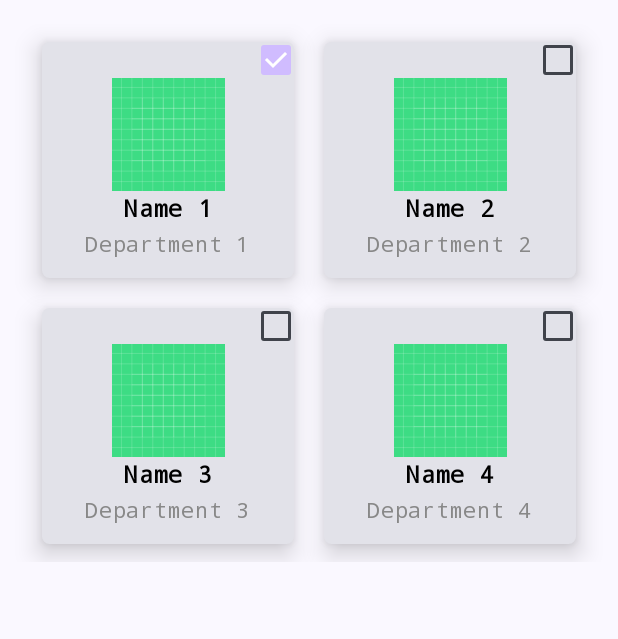
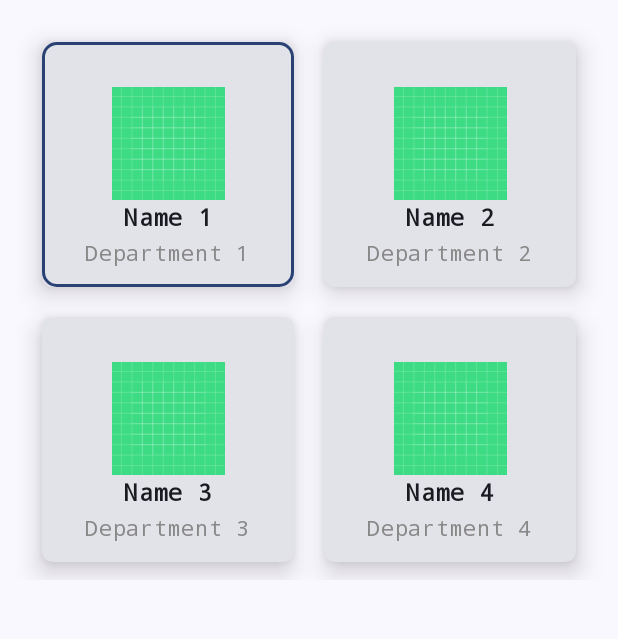
Before and after one commit to mega105/Warung-Bapak-Pagi, an Android app built with Jetpack Compose: the screen it shows after launch (MainActivity), after a tap on an icon or button, on a phone screen of 412 x 824 dp, the part 96-735 px from its top. Run offline under Robolectric (Android 15) with nearby library versions, the phone set to English and light mode, and no system bars.

Commit message:
Menambahkan kondisi untuk menampilkan border

```diff
--- a/app/src/main/java/org/d3if0037/warungbapakpagi/ui/screen/MainScreen.kt
+++ b/app/src/main/java/org/d3if0037/warungbapakpagi/ui/screen/MainScreen.kt
@@ -2,6 +2,7 @@ package org.d3if0037.warungbapakpagi.ui.screen
 
 import android.content.res.Configuration
 import androidx.compose.foundation.Image
+import androidx.compose.foundation.border
 import androidx.compose.foundation.clickable
 import androidx.compose.foundation.layout.Arrangement
 import androidx.compose.foundation.layout.Column
@@ -28,7 +29,6 @@ import androidx.compose.runtime.Composable
 import androidx.compose.runtime.getValue
 import androidx.compose.runtime.mutableStateOf
 import androidx.compose.runtime.remember
-import androidx.compose.runtime.saveable.rememberSaveable
 import androidx.compose.runtime.setValue
 import androidx.compose.ui.Alignment
 import androidx.compose.ui.Modifier
@@ -79,18 +79,21 @@ fun ScreenContent(modifier: Modifier){
         ) {
             items(4) { index ->
                 var isChecked by remember { mutableStateOf(false) } // Buat mutable state untuk status checkbox
+                var isSelected by remember { mutableStateOf(false) } // Buat mutable state untuk status seleksi kartu
 
                 Card(
                     modifier = Modifier
                         .fillMaxWidth()
                         .padding(10.dp)
                         .clickable { // Tambahkan clickable modifier pada Card
-                            isChecked = !isChecked // Toggle status checkbox ketika Card diklik
-                        },
+                            isSelected = !isSelected // Toggle status seleksi ketika Card diklik
+                            isChecked = isSelected // Set status checkbox sesuai dengan status seleksi
+                        }
+                        .border(2.dp, if (isSelected) MaterialTheme.colorScheme.primary else Color.Transparent, shape = RoundedCornerShape(10.dp)), // Tambahkan border dengan kondisional berdasarkan status seleksi
                     elevation = CardDefaults.cardElevation(
                         defaultElevation = 10.dp
                     ),
-                    shape = RoundedCornerShape(5.dp)
+                    shape = RoundedCornerShape(7.dp)
                 ) {
                     Column {
                         Row(
@@ -98,11 +101,12 @@ fun ScreenContent(modifier: Modifier){
                             horizontalArrangement = Arrangement.End
                         ) {
                             Checkbox(
-                                modifier = Modifier
-                                    .size(24.dp),
                                 checked = isChecked, // Gunakan status yang diperbarui
                                 onCheckedChange = { isChecked = it }, // Perbarui status ketika checkbox diubah
-                                colors = CheckboxDefaults.colors(Purple80)
+                                colors = CheckboxDefaults.colors(Purple80),
+                                modifier = Modifier
+                                    .size(30.dp)
+                                    .alpha(0f)
                             )
                         }
 
@@ -121,7 +125,6 @@ fun ScreenContent(modifier: Modifier){
 
                             Text(
                                 text = "Name ${index + 1}",
-                                color = Color.Black,
                                 fontWeight = FontWeight.Bold,
                                 fontSize = 16.sp,
                                 fontFamily = FontFamily.Monospace
@@ -139,7 +142,6 @@ fun ScreenContent(modifier: Modifier){
             }
         }
 
-
     }
 
 }
```
